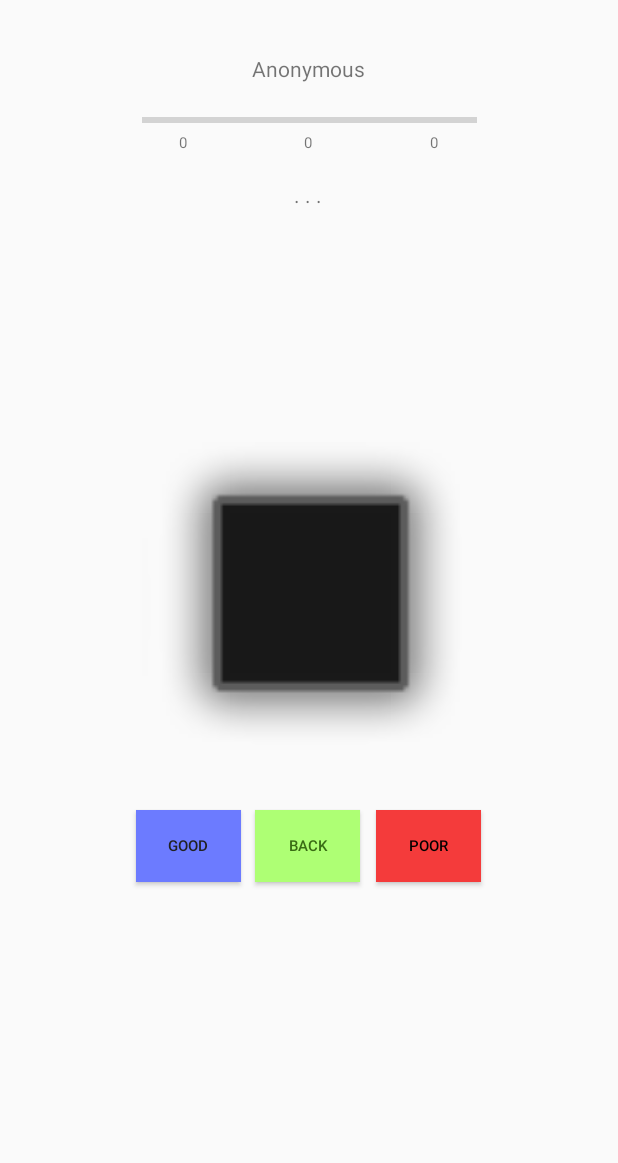
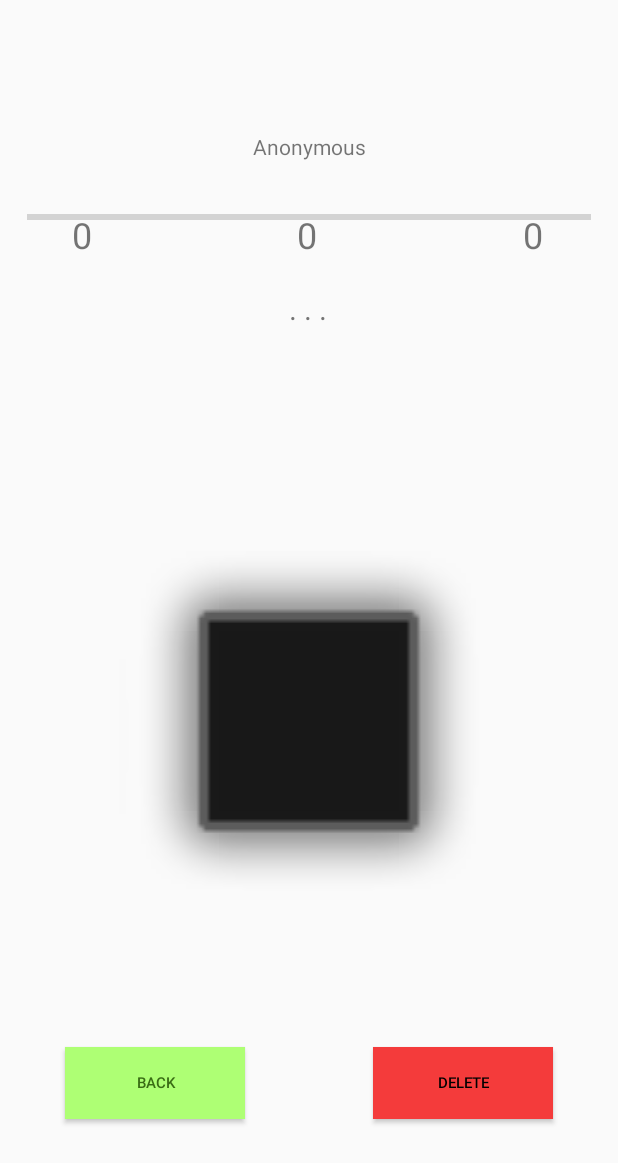
Before and after one commit to Crotshot/MobileApp2_1, an Android app: the layout fragment_message_view.xml on its own in the app's theme, with its tools: preview values and no code run, on a phone screen of 412 x 824 dp. Shown: the top 1163 px of the screen. Run offline under Robolectric (Android 15) with nearby library versions, the phone set to English and light mode, and no system bars.

Commit message:
Post interaction, Cancel Post
Owner of post can now delete post and is also unable to rate their own post

```diff
--- a/app/src/main/java/wit/assignments/mobapp2_1/activities/HomeActivity.kt
+++ b/app/src/main/java/wit/assignments/mobapp2_1/activities/HomeActivity.kt
@@ -15,9 +15,10 @@ import wit.assignments.mobapp2_1.models.MarkJSONStore
 
 
 class HomeActivity : AppCompatActivity(){
-
     private lateinit var drawerLayout: DrawerLayout
     private lateinit var activityHomeBinding : ActivityHomeBinding
+
+    private val userName : String = "Test_User"
 
     override fun onCreate(savedInstanceState: Bundle?) {
         super.onCreate(savedInstanceState)
@@ -37,4 +38,8 @@ class HomeActivity : AppCompatActivity(){
         val navController = findNavController(R.id.nav_host_fragment)
         return NavigationUI.navigateUp(navController, drawerLayout)
     }
+
+    fun getUserName() : String{
+        return userName
+    }
 }
--- a/app/src/main/java/wit/assignments/mobapp2_1/fragments/MessageViewFragment.kt
+++ b/app/src/main/java/wit/assignments/mobapp2_1/fragments/MessageViewFragment.kt
@@ -2,11 +2,13 @@ package wit.assignments.mobapp2_1.fragments
 
 import android.os.Bundle
 import android.view.*
+import androidx.core.view.isVisible
 import androidx.fragment.app.Fragment
 import androidx.fragment.app.FragmentManager
 import androidx.navigation.findNavController
 import androidx.navigation.ui.NavigationUI
 import wit.assignments.mobapp2_1.R
+import wit.assignments.mobapp2_1.activities.HomeActivity
 import wit.assignments.mobapp2_1.databinding.FragmentMessageViewBinding
 import wit.assignments.mobapp2_1.main.MicaAppMain
 import wit.assignments.mobapp2_1.models.MarkJSONStore
@@ -40,11 +42,31 @@ class MessageViewFragment : Fragment() {
         fragBinding.goodRatingsText.text = mark.goodRatings.toString()
         fragBinding.poorRatingsText.text = mark.poorRatings.toString()
         //fragBinding.markImage = mark.image //TODO-> Assignment 2
-        mark.views++
         fragBinding.viewsText.text = mark.views.toString()
         fragBinding.markText.text = mark.messageText
         fragBinding.ratioBar.max = (mark.goodRatings + mark.poorRatings)
         fragBinding.ratioBar.progress = mark.goodRatings
+
+
+        val homeActivity : HomeActivity = activity as HomeActivity
+
+        if(mark.userName.equals(homeActivity.getUserName())){
+            fragBinding.ownedButtons.visibility = View.VISIBLE
+            fragBinding.notOwnedButtons.visibility = View.GONE
+            fragBinding.backButtonO.setOnClickListener {
+                markStore.update(mark)
+                exitMark()
+            }
+
+            fragBinding.deleteButton.setOnClickListener {
+                markStore.destroy(mark)
+                exitMark()
+            }
+        }
+        else{
+            mark.views++
+            fragBinding.ownedButtons.visibility = View.GONE
+            fragBinding.notOwnedButtons.visibility = View.VISIBLE
 
             fragBinding.backButton.setOnClickListener {
                 markStore.update(mark)
@@ -61,6 +83,7 @@ class MessageViewFragment : Fragment() {
                 mark.poorRatings++
                 markStore.update(mark)
                 exitMark()
+            }
         }
 
         return root
--- a/app/src/main/java/wit/assignments/mobapp2_1/fragments/PostFragment.kt
+++ b/app/src/main/java/wit/assignments/mobapp2_1/fragments/PostFragment.kt
@@ -5,9 +5,11 @@ import android.view.*
 import android.widget.Toast
 import androidx.fragment.app.Fragment
 import androidx.fragment.app.FragmentManager
+import androidx.fragment.app.activityViewModels
 import androidx.navigation.findNavController
 import androidx.navigation.ui.NavigationUI
 import wit.assignments.mobapp2_1.R
+import wit.assignments.mobapp2_1.activities.HomeActivity
 import wit.assignments.mobapp2_1.databinding.FragmentMapBinding
 import wit.assignments.mobapp2_1.databinding.FragmentPostBinding
 import wit.assignments.mobapp2_1.main.MicaAppMain
@@ -55,6 +57,9 @@ class PostFragment : Fragment() {
             ).show()
             //TODO -> Assignment 2 add image
         }
+        layout.cancelButton.setOnClickListener {
+            leaveFrag()
+        }
         layout.postButton.setOnClickListener {
             post(false, layout)
         }
@@ -65,10 +70,12 @@ class PostFragment : Fragment() {
 
     fun post(anon : Boolean,layout: FragmentPostBinding){
         val markText : String = layout.postText.text.toString()
+        val homeActivity : HomeActivity = activity as HomeActivity
+
         val username : String = if(anon)
             "Anonymous"
         else
-            "Bob" //TODO -> Assingment 2 get username
+            homeActivity.getUserName()
 
         if(markText.isEmpty()) {//TODO-> Assingment 2 add sensoring of poor language
             Toast.makeText(
@@ -90,6 +97,10 @@ class PostFragment : Fragment() {
             )
         )
 
+        leaveFrag()
+    }
+
+    fun leaveFrag(){
         val manager : FragmentManager = requireFragmentManager()
         val fragment = MapFragment()
         val transaction = manager.beginTransaction()
--- a/app/src/main/java/wit/assignments/mobapp2_1/models/MarkJSONStore.kt
+++ b/app/src/main/java/wit/assignments/mobapp2_1/models/MarkJSONStore.kt
@@ -39,7 +39,7 @@ class MarkJSONStore(private val context: Context) : MarkStore, Serializable{
     }
 
     override fun create(mark: MarkModel) {
-        mark.id = getId()
+        mark.id = generateRandomId()
         marks.add(mark)
         logAll()
         serialize()
--- a/app/src/main/res/layout/fragment_message_view.xml
+++ b/app/src/main/res/layout/fragment_message_view.xml
@@ -12,9 +12,9 @@
 
         <TextView
             android:id="@+id/user_Name"
-            android:layout_width="224dp"
-            android:layout_height="23dp"
-            android:layout_marginTop="36dp"
+            android:layout_width="380dp"
+            android:layout_height="26dp"
+            android:layout_marginTop="88dp"
             android:text="Anonymous"
             android:textAlignment="center"
             app:layout_constraintEnd_toEndOf="parent"
@@ -24,37 +24,39 @@
 
         <TextView
             android:id="@+id/mark_Text"
-            android:layout_width="228dp"
-            android:layout_height="147dp"
-            android:layout_marginTop="120dp"
+            android:layout_width="350dp"
+            android:layout_height="151dp"
+            android:layout_marginTop="192dp"
             android:text=". . ."
             android:textAlignment="center"
+            android:textSize="20sp"
             app:layout_constraintEnd_toEndOf="parent"
             app:layout_constraintHorizontal_bias="0.497"
             app:layout_constraintStart_toStartOf="parent"
             app:layout_constraintTop_toTopOf="parent" />
 
+
         <TextView
             android:id="@+id/good_Ratings_Text"
-            android:layout_width="56dp"
-            android:layout_height="23dp"
-            android:layout_marginTop="88dp"
+            android:layout_width="50dp"
+            android:layout_height="50dp"
+            android:layout_marginTop="140dp"
             android:text="0"
             android:textAlignment="center"
-            android:textSize="10sp"
-            app:layout_constraintEnd_toEndOf="parent"
-            app:layout_constraintHorizontal_bias="0.264"
+            android:textSize="24sp"
+            app:layout_constraintEnd_toStartOf="@+id/views_Text"
+            app:layout_constraintHorizontal_bias="0.23"
             app:layout_constraintStart_toStartOf="parent"
             app:layout_constraintTop_toTopOf="parent" />
 
         <TextView
             android:id="@+id/views_Text"
-            android:layout_width="56dp"
-            android:layout_height="23dp"
-            android:layout_marginTop="88dp"
+            android:layout_width="50dp"
+            android:layout_height="50dp"
+            android:layout_marginTop="140dp"
             android:text="0"
             android:textAlignment="center"
-            android:textSize="10sp"
+            android:textSize="24sp"
             app:layout_constraintEnd_toEndOf="parent"
             app:layout_constraintHorizontal_bias="0.498"
             app:layout_constraintStart_toStartOf="parent"
@@ -62,84 +64,34 @@
 
         <TextView
             android:id="@+id/poor_Ratings_Text"
-            android:layout_width="56dp"
-            android:layout_height="23dp"
-            android:layout_marginTop="88dp"
+            android:layout_width="50dp"
+            android:layout_height="50dp"
+            android:layout_marginTop="140dp"
             android:text="0"
             android:textAlignment="center"
-            android:textSize="10sp"
+            android:textSize="24sp"
             app:layout_constraintEnd_toEndOf="parent"
-            app:layout_constraintHorizontal_bias="0.735"
-            app:layout_constraintStart_toStartOf="parent"
+            app:layout_constraintHorizontal_bias="0.763"
+            app:layout_constraintStart_toEndOf="@+id/views_Text"
             app:layout_constraintTop_toTopOf="parent" />
 
         <ImageView
             android:id="@+id/mark_Image"
-            android:layout_width="227dp"
-            android:layout_height="225dp"
+            android:layout_width="354dp"
+            android:layout_height="253dp"
             android:src="@android:drawable/alert_dark_frame"
             app:layout_constraintBottom_toBottomOf="parent"
             app:layout_constraintEnd_toEndOf="parent"
-            app:layout_constraintHorizontal_bias="0.505"
+            app:layout_constraintHorizontal_bias="0.491"
             app:layout_constraintStart_toStartOf="parent"
             app:layout_constraintTop_toBottomOf="@+id/mark_Text"
-            app:layout_constraintVertical_bias="0.083" />
-
-
-        <Button
-            android:id="@+id/back_button"
-            android:layout_width="70dp"
-            android:layout_height="48dp"
-            android:background="@color/color_secondary_light"
-            android:text="Back"
-            android:textColor="@color/color_accent_light"
-            android:textSize="10sp"
-            app:backgroundTint="@null"
-            app:layout_constraintBottom_toBottomOf="parent"
-            app:layout_constraintEnd_toEndOf="parent"
-            app:layout_constraintHorizontal_bias="0.498"
-            app:layout_constraintStart_toStartOf="parent"
-            app:layout_constraintTop_toBottomOf="@+id/mark_Image"
-            app:layout_constraintVertical_bias="0.079" />
-
-        <Button
-            android:id="@+id/rate_good_button"
-            android:layout_width="70dp"
-            android:layout_height="48dp"
-            android:background="@color/color_good_color"
-            android:text="Good"
-            android:textColor="#212121"
-            android:textSize="10sp"
-            app:backgroundTint="@null"
-            app:layout_constraintBottom_toBottomOf="parent"
-            app:layout_constraintEnd_toEndOf="parent"
-            app:layout_constraintHorizontal_bias="0.266"
-            app:layout_constraintStart_toStartOf="parent"
-            app:layout_constraintTop_toBottomOf="@+id/mark_Image"
-            app:layout_constraintVertical_bias="0.079" />
-
-        <Button
-            android:id="@+id/rate_poor_button"
-            android:layout_width="70dp"
-            android:layout_height="48dp"
-            android:background="@color/color_poor_color"
-            android:text="Poor"
-            android:textColor="#000000"
-            android:textSize="10sp"
-            app:backgroundTint="@null"
-            app:layout_constraintBottom_toBottomOf="parent"
-            app:layout_constraintEnd_toEndOf="parent"
-            app:layout_constraintHorizontal_bias="0.733"
-            app:layout_constraintStart_toStartOf="parent"
-            app:layout_constraintTop_toBottomOf="@+id/mark_Image"
-            app:layout_constraintVertical_bias="0.079" />
-
+            app:layout_constraintVertical_bias="0.107" />
 
         <ProgressBar
             android:id="@+id/ratioBar"
             style="?android:attr/progressBarStyleHorizontal"
-            android:layout_width="223dp"
-            android:layout_height="13dp"
+            android:layout_width="376dp"
+            android:layout_height="15dp"
             android:layout_alignParentStart="true"
             android:layout_marginStart="8dp"
             android:layout_marginTop="8dp"
@@ -150,7 +102,104 @@
             app:layout_constraintEnd_toEndOf="parent"
             app:layout_constraintStart_toStartOf="parent"
             app:layout_constraintTop_toTopOf="parent"
-            app:layout_constraintVertical_bias="0.082" />
+            app:layout_constraintVertical_bias="0.163" />
+
+        <androidx.constraintlayout.widget.ConstraintLayout
+            android:id="@+id/owned_buttons"
+            android:layout_width="353dp"
+            android:layout_height="109dp"
+            android:visibility="visible"
+            app:layout_constraintBottom_toBottomOf="parent"
+            app:layout_constraintEnd_toEndOf="parent"
+            app:layout_constraintStart_toStartOf="parent"
+            app:layout_constraintTop_toBottomOf="@+id/mark_Image">
+
+            <Button
+                android:id="@+id/back_button_o"
+                android:layout_width="120dp"
+                android:layout_height="48dp"
+                android:background="@color/color_secondary_light"
+                android:text="Back"
+                android:textColor="@color/color_accent_light"
+                android:textSize="10sp"
+                app:backgroundTint="@null"
+                app:layout_constraintBottom_toBottomOf="parent"
+                app:layout_constraintEnd_toEndOf="parent"
+                app:layout_constraintHorizontal_bias="0.06"
+                app:layout_constraintStart_toStartOf="parent"
+                app:layout_constraintTop_toTopOf="parent"
+                app:layout_constraintVertical_bias="0.491" />
+
+            <Button
+                android:id="@+id/delete_button"
+                android:layout_width="120dp"
+                android:layout_height="48dp"
+                android:background="@color/color_poor_color"
+                android:text="Delete"
+                android:textColor="#000000"
+                android:textSize="10sp"
+                app:backgroundTint="@null"
+                app:layout_constraintBottom_toBottomOf="parent"
+                app:layout_constraintEnd_toEndOf="parent"
+                app:layout_constraintHorizontal_bias="0.939"
+                app:layout_constraintStart_toStartOf="parent"
+                app:layout_constraintTop_toTopOf="parent"
+                app:layout_constraintVertical_bias="0.491" />
+        </androidx.constraintlayout.widget.ConstraintLayout>
+
+        <androidx.constraintlayout.widget.ConstraintLayout
+            android:id="@+id/not_owned_buttons"
+            android:layout_width="353dp"
+            android:layout_height="109dp"
+            android:visibility="invisible"
+            app:layout_constraintBottom_toBottomOf="parent"
+            app:layout_constraintEnd_toEndOf="parent"
+            app:layout_constraintStart_toStartOf="parent"
+            app:layout_constraintTop_toBottomOf="@+id/mark_Image">
+
+            <Button
+                android:id="@+id/back_button"
+                android:layout_width="90dp"
+                android:layout_height="48dp"
+                android:background="@color/color_secondary_light"
+                android:text="Back"
+                android:textColor="@color/color_accent_light"
+                android:textSize="10sp"
+                app:backgroundTint="@null"
+                app:layout_constraintBottom_toBottomOf="parent"
+                app:layout_constraintEnd_toEndOf="parent"
+                app:layout_constraintStart_toStartOf="parent"
+                app:layout_constraintTop_toTopOf="parent" />
+
+            <Button
+                android:id="@+id/rate_good_button"
+                android:layout_width="90dp"
+                android:layout_height="48dp"
+                android:background="@color/color_good_color"
+                android:text="Good"
+                android:textColor="#212121"
+                android:textSize="10sp"
+                app:backgroundTint="@null"
+                app:layout_constraintBottom_toBottomOf="parent"
+                app:layout_constraintEnd_toStartOf="@+id/back_button"
+                app:layout_constraintStart_toStartOf="parent"
+                app:layout_constraintTop_toTopOf="parent" />
+
+            <Button
+                android:id="@+id/rate_poor_button"
+                android:layout_width="90dp"
+                android:layout_height="48dp"
+                android:background="@color/color_poor_color"
+                android:text="Poor"
+                android:textColor="#000000"
+                android:textSize="10sp"
+                app:backgroundTint="@null"
+                app:layout_constraintBottom_toBottomOf="parent"
+                app:layout_constraintEnd_toEndOf="parent"
+                app:layout_constraintStart_toEndOf="@+id/back_button"
+                app:layout_constraintTop_toTopOf="parent" />
+
+        </androidx.constraintlayout.widget.ConstraintLayout>
     </androidx.constraintlayout.widget.ConstraintLayout>
 
 </FrameLayout>
--- a/app/src/main/res/layout/fragment_post.xml
+++ b/app/src/main/res/layout/fragment_post.xml
@@ -45,15 +45,28 @@
             android:textColor="@color/color_accent_light"
             app:layout_constraintBottom_toBottomOf="parent"
             app:layout_constraintEnd_toStartOf="@+id/post_anon_button"
-            app:layout_constraintHorizontal_bias="0.314"
+            app:layout_constraintHorizontal_bias="0.242"
+            app:layout_constraintStart_toStartOf="parent"
+            app:layout_constraintTop_toBottomOf="@+id/postText"
+            app:layout_constraintVertical_bias="0.197" />
+
+        <Button
+            android:id="@+id/cancel_button"
+            android:layout_width="wrap_content"
+            android:layout_height="wrap_content"
+            android:text="Cancel"
+            android:textColor="@color/color_accent_light"
+            app:layout_constraintBottom_toBottomOf="parent"
+            app:layout_constraintEnd_toStartOf="@+id/post_anon_button"
+            app:layout_constraintHorizontal_bias="0.941"
             app:layout_constraintStart_toStartOf="parent"
             app:layout_constraintTop_toBottomOf="@+id/postText"
             app:layout_constraintVertical_bias="0.197" />
 
         <Button
             android:id="@+id/post_anon_button"
-            android:layout_width="190dp"
-            android:layout_height="wrap_content"
+            android:layout_width="159dp"
+            android:layout_height="48dp"
             android:layout_marginEnd="28dp"
             android:text="Post Anonymous"
             android:textColor="@color/color_accent_light"
```
Lines whose indentation alone changed are shown as unchanged.
